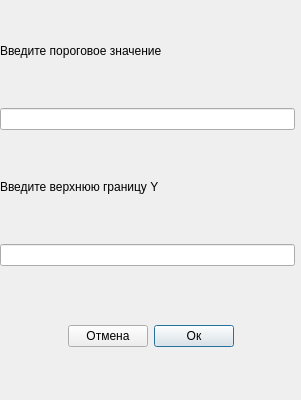
The window that settings.ui (WTFTrick/TestMutomo) describes before a commit, drawn with Qt 5.
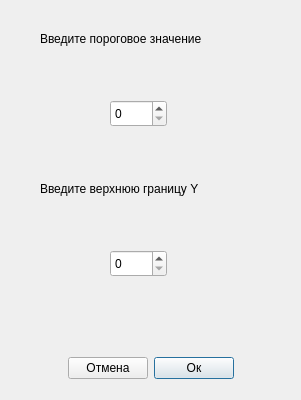
The same window after the commit.

Commit message: Make SpinBoxes without LineEdit in Setting

Patch:
```diff
--- a/settings.ui
+++ b/settings.ui
@@ -52,35 +52,18 @@
      <height>400</height>
     </size>
    </property>
-   <layout class="QGridLayout" name="gridLayout">
-    <item row="3" column="0">
-     <widget class="QLineEdit" name="le_yUpperBound">
-      <property name="sizePolicy">
-       <sizepolicy hsizetype="Expanding" vsizetype="Fixed">
-        <horstretch>0</horstretch>
-        <verstretch>0</verstretch>
-       </sizepolicy>
-      </property>
-     </widget>
-    </item>
-    <item row="2" column="0">
-     <widget class="QLabel" name="label_yUpperBound">
-      <property name="sizePolicy">
-       <sizepolicy hsizetype="Preferred" vsizetype="Fixed">
-        <horstretch>0</horstretch>
-        <verstretch>0</verstretch>
-       </sizepolicy>
-      </property>
-      <property name="text">
-       <string>Введите верхнюю границу Y</string>
-      </property>
-     </widget>
-    </item>
-    <item row="6" column="0" colspan="2">
      <widget class="QWidget" name="widget" native="true">
       <property name="enabled">
        <bool>true</bool>
       </property>
+    <property name="geometry">
+     <rect>
+      <x>9</x>
+      <y>346</y>
+      <width>283</width>
+      <height>45</height>
+     </rect>
+    </property>
       <property name="sizePolicy">
        <sizepolicy hsizetype="Preferred" vsizetype="Fixed">
         <horstretch>0</horstretch>
@@ -145,9 +128,15 @@
        </item>
       </layout>
      </widget>
-    </item>
-    <item row="0" column="0" colspan="2">
      <widget class="QLabel" name="label_threshold">
+    <property name="geometry">
+     <rect>
+      <x>40</x>
+      <y>30</y>
+      <width>209</width>
+      <height>17</height>
+     </rect>
+    </property>
       <property name="sizePolicy">
        <sizepolicy hsizetype="Minimum" vsizetype="Fixed">
         <horstretch>0</horstretch>
@@ -158,18 +147,63 @@
        <string>Введите пороговое значение</string>
       </property>
      </widget>
-    </item>
-    <item row="1" column="0">
-     <widget class="QLineEdit" name="le_thresholdValue">
+   <widget class="QSpinBox" name="sp_yUpperBound">
+    <property name="geometry">
+     <rect>
+      <x>110</x>
+      <y>250</y>
+      <width>57</width>
+      <height>27</height>
+     </rect>
+    </property>
       <property name="sizePolicy">
-       <sizepolicy hsizetype="Minimum" vsizetype="Fixed">
+     <sizepolicy hsizetype="Fixed" vsizetype="Fixed">
         <horstretch>0</horstretch>
         <verstretch>0</verstretch>
        </sizepolicy>
       </property>
-     </widget>
-    </item>
-   </layout>
+    <property name="maximum">
+     <number>200</number>
+    </property>
+   </widget>
+   <widget class="QSpinBox" name="sp_thresholdValue">
+    <property name="geometry">
+     <rect>
+      <x>110</x>
+      <y>100</y>
+      <width>57</width>
+      <height>27</height>
+     </rect>
+    </property>
+    <property name="sizePolicy">
+     <sizepolicy hsizetype="Fixed" vsizetype="Fixed">
+      <horstretch>0</horstretch>
+      <verstretch>0</verstretch>
+     </sizepolicy>
+    </property>
+    <property name="maximum">
+     <number>200</number>
+    </property>
+   </widget>
+   <widget class="QLabel" name="label_yUpperBound">
+    <property name="geometry">
+     <rect>
+      <x>40</x>
+      <y>180</y>
+      <width>203</width>
+      <height>17</height>
+     </rect>
+    </property>
+    <property name="sizePolicy">
+     <sizepolicy hsizetype="Preferred" vsizetype="Fixed">
+      <horstretch>0</horstretch>
+      <verstretch>0</verstretch>
+     </sizepolicy>
+    </property>
+    <property name="text">
+     <string>Введите верхнюю границу Y</string>
+    </property>
+   </widget>
   </widget>
  </widget>
  <resources/>
```
Lines whose indentation alone changed are shown as unchanged. The commit also changes 2 other files.
